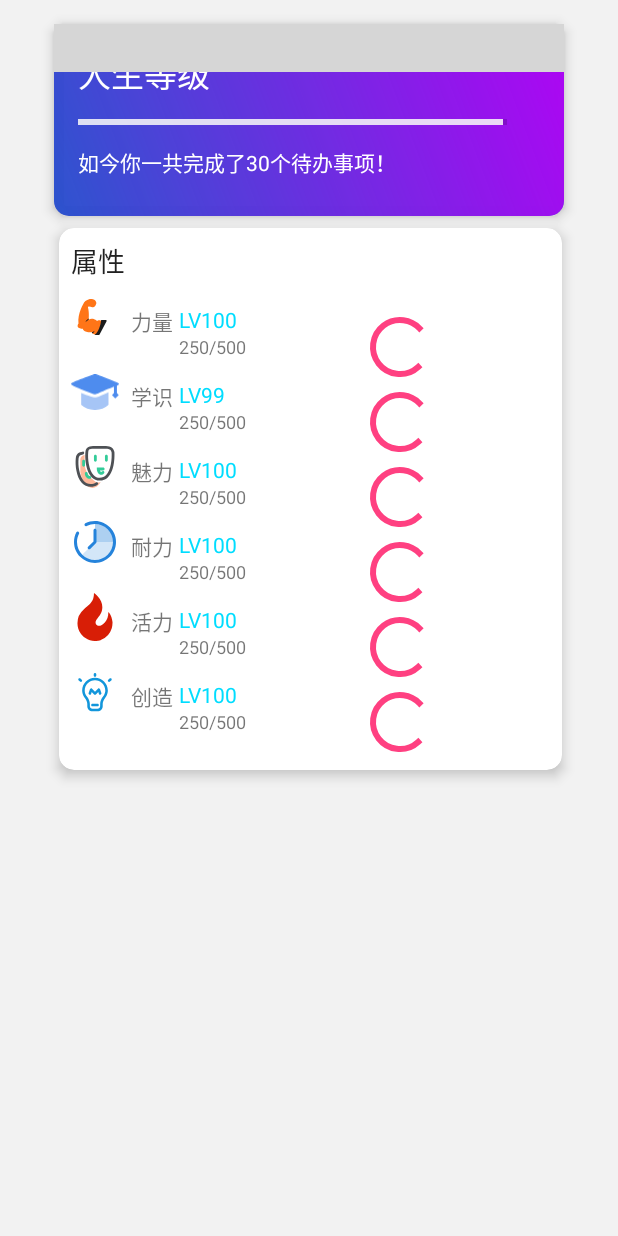
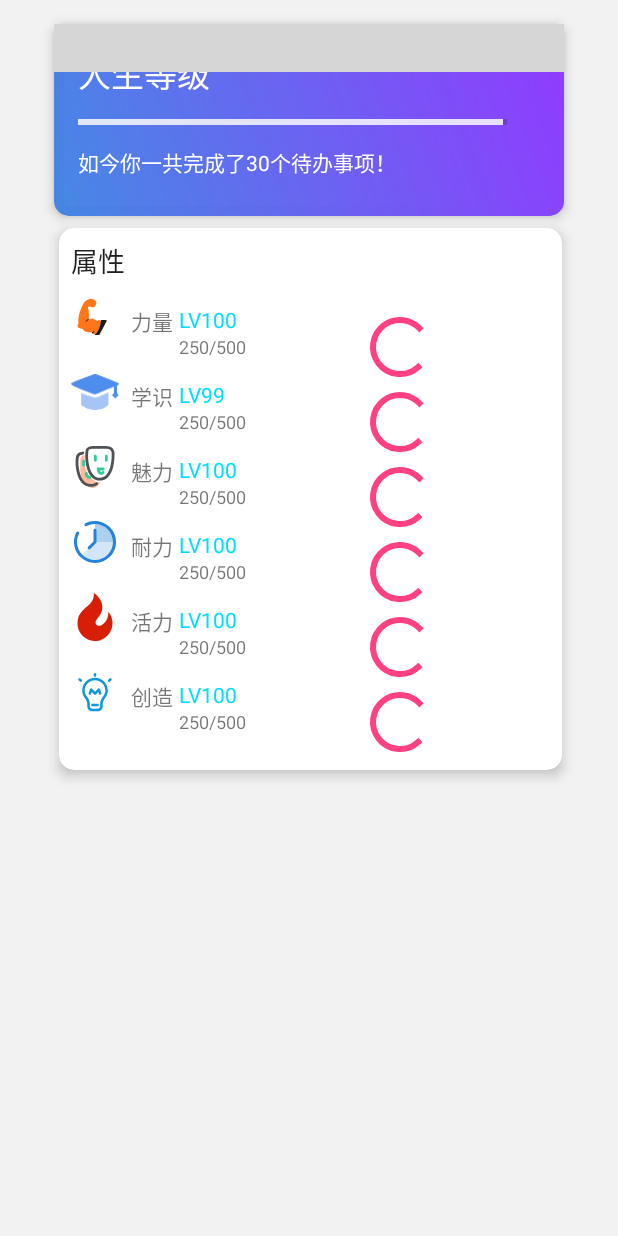
Before and after one commit to Ayagikei/LifeUp, an Android app: the layout fragment_status.xml on its own in the app's theme, with its tools: preview values and no code run, on a phone screen of 412 x 824 dp. Run offline under Robolectric (Android 15) with nearby library versions, the phone set to English and light mode, and no system bars; plain views replace DoubleWaveView, NumberProgressBar; grey boxes are pictures that could not be loaded.

Commit message:
minor fixes

```diff
--- a/app/src/main/res/drawable/color_status_card.xml
+++ b/app/src/main/res/drawable/color_status_card.xml
@@ -2,7 +2,7 @@
     android:shape="rectangle">
     <gradient
         android:angle="45"
-        android:endColor="#fdb003f4"
-        android:startColor="#993b00d1"
+        android:endColor="#fd9239ff"
+        android:startColor="#7f743eff"
         android:type="linear" />
 </shape>
--- a/app/src/main/res/layout/fragment_todo.xml
+++ b/app/src/main/res/layout/fragment_todo.xml
@@ -100,7 +100,7 @@
 
                     <android.support.v7.widget.CardView
                         android:id="@+id/TodolistCardView"
-                        android:layout_width="340dp"
+                        android:layout_width="350dp"
                         android:layout_height="wrap_content"
                         android:layout_marginTop="8dp"
                         android:minHeight="64dp"
```
